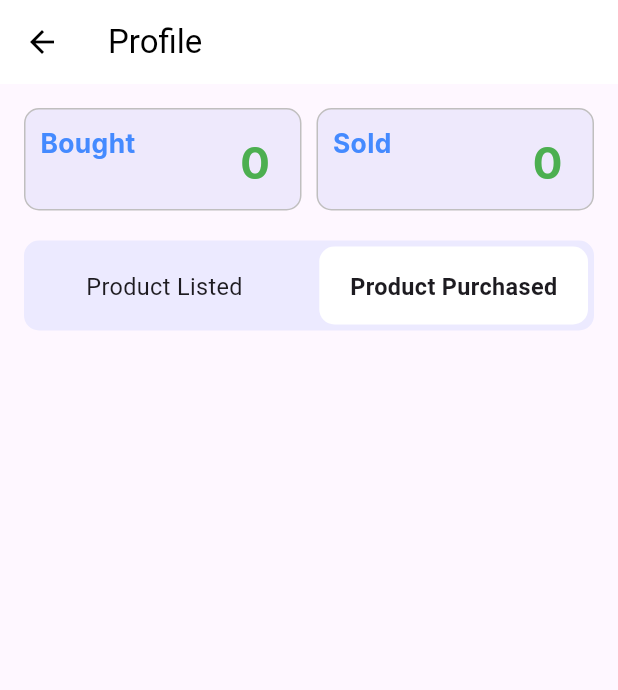
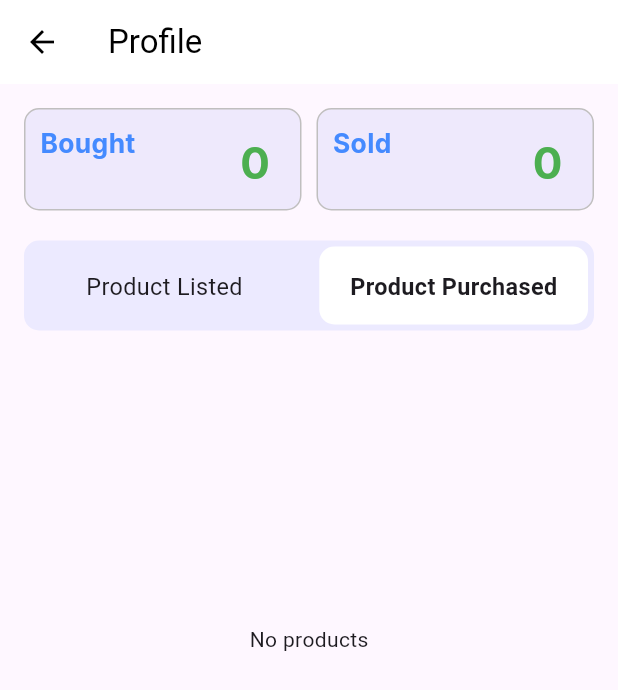
Before and after one commit to demon1020/ecommerce, a Flutter app: the ProfilePage screen opened directly, after a tap on "Product Purchased", on a phone screen of 412 x 824 dp. Shown: the top 690 px of the screen. Run offline on Flutter 3.47's test engine with Material 3 defaults, Android fonts, the phone set to English and light mode, and no system bars; our stand-ins replace another_flushbar, cached_network_image, connectivity_plus, dartz, device_info_plus, dio and 23 more; missing offline and left inert: razorpay_flutter; accounts and stored records are empty; network calls fail.

Commit message:
reset the UI after adding product

```diff
--- a/lib/features/profile/presentation/pages/profile_page.dart
+++ b/lib/features/profile/presentation/pages/profile_page.dart
@@ -157,7 +157,11 @@ class ListedProducts extends StatelessWidget {
             return Center(child: Text('Error: ${snapshot.error}'));
           } else if (snapshot.hasData) {
             List<Product> products = snapshot.data!;
-            return ListView.builder(
+            return products.isEmpty
+                ? Center(
+                    child: Text('No products'),
+                  )
+                : ListView.builder(
                     itemCount: products.length,
                     itemBuilder: (context, index) {
                       var item = products[index];
@@ -192,7 +196,11 @@ class PurchasedProduct extends StatelessWidget {
             return Center(child: Text('Error: ${snapshot.error}'));
           } else if (snapshot.hasData) {
             List<Product> products = snapshot.data!;
-            return ListView.builder(
+            return products.isEmpty
+                ? Center(
+                    child: Text('No products'),
+                  )
+                : ListView.builder(
                     itemCount: products.length,
                     itemBuilder: (context, index) {
                       var item = products[index];
```
Also changed, not shown: lib/features/add_product/presentation/pages/add_product_page.dart (+9 -0 lines), 2 other files. Lines whose indentation alone changed are shown as unchanged.
